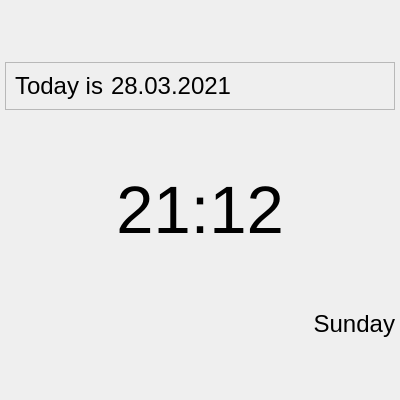
The window that MyEverydayApp/src/TimeAndDateWidget.ui (Gusarov2906/MyEverydayApp) describes before a commit, drawn with Qt 5.
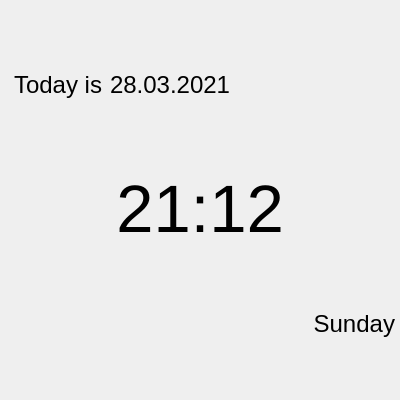
The same window after the commit.

Commit message: Fix in TimeAndDateWidget frame for ui and added to mainwindow

The edit to the form file:
```diff
--- a/MyEverydayApp/src/TimeAndDateWidget.ui
+++ b/MyEverydayApp/src/TimeAndDateWidget.ui
@@ -51,7 +51,7 @@
    <item>
     <widget class="QFrame" name="dateFrame">
      <property name="frameShape">
-      <enum>QFrame::StyledPanel</enum>
+      <enum>QFrame::NoFrame</enum>
      </property>
      <property name="frameShadow">
       <enum>QFrame::Raised</enum>
```
The commit also changes 1 other file.
